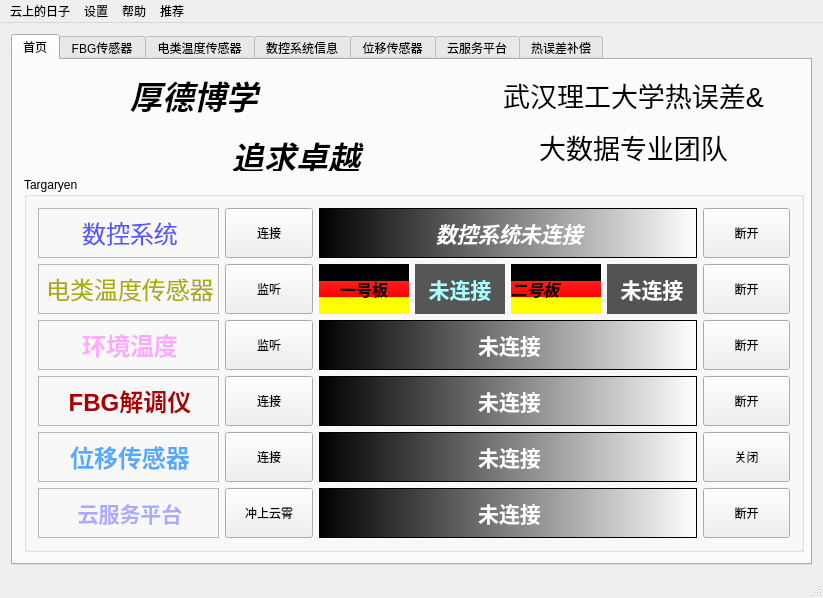
The window that mainwindow.ui (AegonTangeryen/CPSforYou) describes before a commit, drawn with Qt 5.
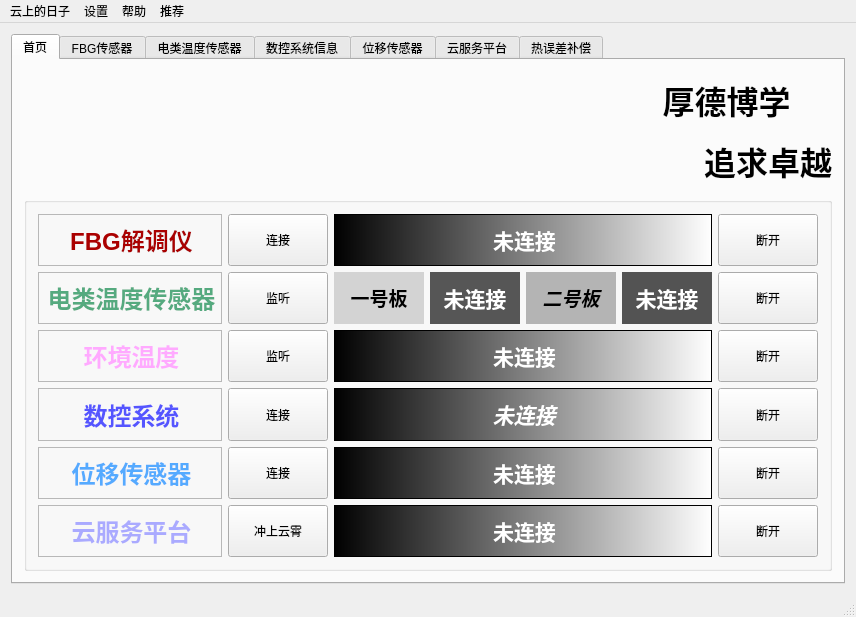
The same window after the commit. The open tabs and pages were chosen to show the change. Icons and pictures are not drawn. Custom widgets are drawn as their Qt base class.

Patch:
```diff
--- a/mainwindow.ui
+++ b/mainwindow.ui
@@ -6,8 +6,8 @@
    <rect>
     <x>0</x>
     <y>0</y>
-    <width>823</width>
-    <height>598</height>
+    <width>856</width>
+    <height>617</height>
    </rect>
   </property>
   <property name="minimumSize">
@@ -19,6 +19,10 @@
   <property name="windowTitle">
    <string>MainWindow</string>
   </property>
+  <property name="styleSheet">
+   <string notr="true">font: 75 12pt &quot;微软雅黑&quot;;
+</string>
+  </property>
   <widget class="QWidget" name="centralWidget">
    <layout class="QVBoxLayout" name="verticalLayout">
     <item>
@@ -46,17 +50,17 @@
         <item>
          <layout class="QHBoxLayout" name="horizontalLayout_3">
           <item>
-           <widget class="QLabel" name="whutlogo">
+           <widget class="QLabel" name="label_3">
             <property name="minimumSize">
              <size>
-              <width>90</width>
-              <height>90</height>
+              <width>591</width>
+              <height>81</height>
              </size>
             </property>
             <property name="maximumSize">
              <size>
-              <width>100</width>
-              <height>100</height>
+              <width>600</width>
+              <height>120</height>
              </size>
             </property>
             <property name="text">
@@ -77,43 +81,21 @@
            <widget class="QLabel" name="label_10">
             <property name="minimumSize">
              <size>
-              <width>271</width>
+              <width>200</width>
               <height>81</height>
              </size>
             </property>
             <property name="maximumSize">
              <size>
               <width>16777215</width>
-              <height>100</height>
+              <height>120</height>
              </size>
             </property>
             <property name="styleSheet">
              <string notr="true">font: 9pt &quot;楷体&quot;;</string>
             </property>
             <property name="text">
-             <string>&lt;html&gt;&lt;head/&gt;&lt;body&gt;&lt;p&gt;&lt;span style=&quot; font-size:24pt; font-weight:600; font-style:italic; color:#000000;&quot;&gt;厚德博学&lt;/span&gt;&lt;/p&gt;&lt;p align=&quot;center&quot;&gt;&lt;span style=&quot; font-size:24pt; font-weight:600; font-style:italic; color:#000000;&quot;&gt;追求卓越&lt;/span&gt;&lt;/p&gt;&lt;/body&gt;&lt;/html&gt;</string>
-            </property>
-           </widget>
-          </item>
-          <item>
-           <widget class="QLabel" name="label_3">
-            <property name="minimumSize">
-             <size>
-              <width>331</width>
-              <height>81</height>
-             </size>
-            </property>
-            <property name="maximumSize">
-             <size>
-              <width>16777215</width>
-              <height>100</height>
-             </size>
-            </property>
-            <property name="styleSheet">
-             <string notr="true">font: 9pt &quot;微软雅黑&quot;;</string>
-            </property>
-            <property name="text">
-             <string>&lt;html&gt;&lt;head/&gt;&lt;body&gt;&lt;p align=&quot;center&quot;&gt;&lt;span style=&quot; font-size:20pt;&quot;&gt;武汉理工大学热误差&amp;amp;&lt;/span&gt;&lt;/p&gt;&lt;p align=&quot;center&quot;&gt;&lt;span style=&quot; font-size:20pt;&quot;&gt;大数据专业团队&lt;/span&gt;&lt;/p&gt;&lt;/body&gt;&lt;/html&gt;</string>
+             <string>&lt;html&gt;&lt;head/&gt;&lt;body&gt;&lt;p align=&quot;center&quot;&gt;&lt;span style=&quot; font-size:24pt; font-weight:600; color:#000000;&quot;&gt;厚德博学&lt;/span&gt;&lt;/p&gt;&lt;p align=&quot;right&quot;&gt;&lt;span style=&quot; font-size:24pt; font-weight:600; color:#000000;&quot;&gt;追求卓越&lt;/span&gt;&lt;/p&gt;&lt;/body&gt;&lt;/html&gt;</string>
             </property>
            </widget>
           </item>
@@ -131,31 +113,36 @@
            <string notr="true"/>
           </property>
           <property name="title">
-           <string>Targaryen</string>
+           <string/>
           </property>
           <layout class="QHBoxLayout" name="horizontalLayout_2">
            <item>
-            <layout class="QVBoxLayout" name="verticalLayout_3">
+            <layout class="QVBoxLayout" name="verticalLayout_2">
              <item>
-              <widget class="QLabel" name="label_11">
+              <widget class="QLabel" name="label_15">
                <property name="minimumSize">
                 <size>
                  <width>181</width>
                  <height>50</height>
                 </size>
                </property>
-               <property name="styleSheet">
-                <string notr="true">border-color: qconicalgradient(cx:0, cy:0, angle:135, stop:0 rgba(255, 255, 0, 69), stop:0.375 rgba(255, 255, 0, 69), stop:0.423533 rgba(251, 255, 0, 145), stop:0.45 rgba(247, 255, 0, 208), stop:0.477581 rgba(255, 244, 71, 130), stop:0.518717 rgba(255, 218, 71, 130), stop:0.55 rgba(255, 255, 0, 255), stop:0.57754 rgba(255, 203, 0, 130), stop:0.625 rgba(255, 255, 0, 69), stop:1 rgba(255, 255, 0, 69));
-background-image: url(:/pure2.jpg);</string>
+               <property name="autoFillBackground">
+                <bool>false</bool>
                </property>
                <property name="frameShape">
                 <enum>QFrame::StyledPanel</enum>
                </property>
                <property name="text">
-                <string>&lt;html&gt;&lt;head/&gt;&lt;body&gt;&lt;p align=&quot;center&quot;&gt;&lt;span style=&quot; font-size:18pt; color:#5555ff;&quot;&gt;数控系统&lt;/span&gt;&lt;/p&gt;&lt;/body&gt;&lt;/html&gt;</string>
+                <string>&lt;html&gt;&lt;head/&gt;&lt;body&gt;&lt;p align=&quot;center&quot;&gt;&lt;span style=&quot; font-size:18pt; font-weight:600; color:#aa0000;&quot;&gt;FBG解调仪&lt;/span&gt;&lt;/p&gt;&lt;/body&gt;&lt;/html&gt;</string>
                </property>
-               <property name="margin">
-                <number>2</number>
+               <property name="scaledContents">
+                <bool>false</bool>
+               </property>
+               <property name="wordWrap">
+                <bool>false</bool>
+               </property>
+               <property name="openExternalLinks">
+                <bool>false</bool>
                </property>
               </widget>
              </item>
@@ -174,7 +161,7 @@
                 <enum>QFrame::StyledPanel</enum>
                </property>
                <property name="text">
-                <string>&lt;html&gt;&lt;head/&gt;&lt;body&gt;&lt;p align=&quot;center&quot;&gt;&lt;span style=&quot; font-size:18pt; color:#aaaa00;&quot;&gt;电类温度传感器&lt;/span&gt;&lt;/p&gt;&lt;/body&gt;&lt;/html&gt;</string>
+                <string>&lt;html&gt;&lt;head/&gt;&lt;body&gt;&lt;p align=&quot;center&quot;&gt;&lt;span style=&quot; font-size:18pt; font-weight:600; color:#55aa7f;&quot;&gt;电类温度传感器&lt;/span&gt;&lt;/p&gt;&lt;/body&gt;&lt;/html&gt;</string>
                </property>
               </widget>
              </item>
@@ -195,18 +182,25 @@
               </widget>
              </item>
              <item>
-              <widget class="QLabel" name="label_15">
+              <widget class="QLabel" name="label_11">
                <property name="minimumSize">
                 <size>
                  <width>181</width>
                  <height>50</height>
                 </size>
                </property>
+               <property name="styleSheet">
+                <string notr="true">border-color: qconicalgradient(cx:0, cy:0, angle:135, stop:0 rgba(255, 255, 0, 69), stop:0.375 rgba(255, 255, 0, 69), stop:0.423533 rgba(251, 255, 0, 145), stop:0.45 rgba(247, 255, 0, 208), stop:0.477581 rgba(255, 244, 71, 130), stop:0.518717 rgba(255, 218, 71, 130), stop:0.55 rgba(255, 255, 0, 255), stop:0.57754 rgba(255, 203, 0, 130), stop:0.625 rgba(255, 255, 0, 69), stop:1 rgba(255, 255, 0, 69));
+background-image: url(:/pure2.jpg);</string>
+               </property>
                <property name="frameShape">
                 <enum>QFrame::StyledPanel</enum>
                </property>
                <property name="text">
-                <string>&lt;html&gt;&lt;head/&gt;&lt;body&gt;&lt;p align=&quot;center&quot;&gt;&lt;span style=&quot; font-size:18pt; font-weight:600; color:#aa0000;&quot;&gt;FBG解调仪&lt;/span&gt;&lt;/p&gt;&lt;/body&gt;&lt;/html&gt;</string>
+                <string>&lt;html&gt;&lt;head/&gt;&lt;body&gt;&lt;p align=&quot;center&quot;&gt;&lt;span style=&quot; font-size:18pt; font-weight:600; color:#5555ff;&quot;&gt;数控系统&lt;/span&gt;&lt;/p&gt;&lt;/body&gt;&lt;/html&gt;</string>
+               </property>
+               <property name="margin">
+                <number>2</number>
                </property>
               </widget>
              </item>
@@ -238,16 +232,16 @@
                 <enum>QFrame::StyledPanel</enum>
                </property>
                <property name="text">
-                <string>&lt;html&gt;&lt;head/&gt;&lt;body&gt;&lt;p align=&quot;center&quot;&gt;&lt;span style=&quot; font-size:16pt; font-weight:600; color:#aaaaff;&quot;&gt;云服务平台&lt;/span&gt;&lt;/p&gt;&lt;/body&gt;&lt;/html&gt;</string>
+                <string>&lt;html&gt;&lt;head/&gt;&lt;body&gt;&lt;p align=&quot;center&quot;&gt;&lt;span style=&quot; font-size:18pt; font-weight:600; color:#aaaaff;&quot;&gt;云服务平台&lt;/span&gt;&lt;/p&gt;&lt;/body&gt;&lt;/html&gt;</string>
                </property>
               </widget>
              </item>
             </layout>
            </item>
            <item>
-            <layout class="QVBoxLayout" name="verticalLayout_2">
+            <layout class="QVBoxLayout" name="verticalLayout_3">
              <item>
-              <widget class="QPushButton" name="cnclink_pushButton">
+              <widget class="QPushButton" name="FBGlink_pushButton">
                <property name="minimumSize">
                 <size>
                  <width>75</width>
@@ -256,8 +250,8 @@
                </property>
                <property name="maximumSize">
                 <size>
-                 <width>9999</width>
-                 <height>16777215</height>
+                 <width>100</width>
+                 <height>60</height>
                 </size>
                </property>
                <property name="styleSheet">
@@ -266,9 +260,6 @@
                <property name="text">
                 <string>连接</string>
                </property>
-               <property name="flat">
-                <bool>false</bool>
-               </property>
               </widget>
              </item>
              <item>
@@ -279,6 +270,12 @@
                  <height>50</height>
                 </size>
                </property>
+               <property name="maximumSize">
+                <size>
+                 <width>100</width>
+                 <height>60</height>
+                </size>
+               </property>
                <property name="styleSheet">
                 <string notr="true">font: 75 18pt &quot;微软雅黑&quot;;</string>
                </property>
@@ -295,6 +292,12 @@
                  <height>50</height>
                 </size>
                </property>
+               <property name="maximumSize">
+                <size>
+                 <width>100</width>
+                 <height>60</height>
+                </size>
+               </property>
                <property name="styleSheet">
                 <string notr="true">font: 18pt &quot;华文楷体&quot;;</string>
                </property>
@@ -304,19 +307,28 @@
               </widget>
              </item>
              <item>
-              <widget class="QPushButton" name="FBGlink_pushButton">
+              <widget class="QPushButton" name="cnclink_pushButton">
                <property name="minimumSize">
                 <size>
                  <width>75</width>
                  <height>50</height>
                 </size>
                </property>
+               <property name="maximumSize">
+                <size>
+                 <width>100</width>
+                 <height>60</height>
+                </size>
+               </property>
                <property name="styleSheet">
                 <string notr="true">font: 18pt &quot;楷体&quot;;</string>
                </property>
                <property name="text">
                 <string>连接</string>
                </property>
+               <property name="flat">
+                <bool>false</bool>
+               </property>
               </widget>
              </item>
              <item>
@@ -327,6 +339,12 @@
                  <height>50</height>
                 </size>
                </property>
+               <property name="maximumSize">
+                <size>
+                 <width>100</width>
+                 <height>60</height>
+                </size>
+               </property>
                <property name="styleSheet">
                 <string notr="true">font: 18pt &quot;华文彩云&quot;;</string>
                </property>
@@ -343,6 +361,12 @@
                  <height>50</height>
                 </size>
                </property>
+               <property name="maximumSize">
+                <size>
+                 <width>100</width>
+                 <height>60</height>
+                </size>
+               </property>
                <property name="styleSheet">
                 <string notr="true">font: 18pt &quot;华文细黑&quot;;</string>
                </property>
@@ -356,11 +380,11 @@
            <item>
             <layout class="QVBoxLayout" name="verticalLayout_4">
              <item>
-              <widget class="QLabel" name="hnclink_label">
+              <widget class="QLabel" name="fbglinklabel">
                <property name="minimumSize">
                 <size>
                  <width>360</width>
-                 <height>40</height>
+                 <height>50</height>
                 </size>
                </property>
                <property name="styleSheet">
@@ -369,8 +393,11 @@
                <property name="frameShape">
                 <enum>QFrame::StyledPanel</enum>
                </property>
+               <property name="frameShadow">
+                <enum>QFrame::Sunken</enum>
+               </property>
                <property name="text">
-                <string>&lt;html&gt;&lt;head/&gt;&lt;body&gt;&lt;p align=&quot;center&quot;&gt;&lt;span style=&quot; font-size:16pt; font-weight:600; font-style:italic; color:#ffffff;&quot;&gt;数控系统未连接&lt;/span&gt;&lt;/p&gt;&lt;/body&gt;&lt;/html&gt;</string>
+                <string>&lt;html&gt;&lt;head/&gt;&lt;body&gt;&lt;p align=&quot;center&quot;&gt;&lt;span style=&quot; font-size:16pt; font-weight:600; color:#ffffff;&quot;&gt;未连接&lt;/span&gt;&lt;/p&gt;&lt;/body&gt;&lt;/html&gt;</string>
                </property>
               </widget>
              </item>
@@ -385,10 +412,10 @@
                   </size>
                  </property>
                  <property name="styleSheet">
-                  <string notr="true">background-color: qlineargradient(spread:pad, x1:0, y1:0, x2:0, y2:1, stop:0 rgba(0, 0, 0, 255), stop:0.33 rgba(0, 0, 0, 255), stop:0.34 rgba(255, 30, 30, 255), stop:0.66 rgba(255, 0, 0, 255), stop:0.67 rgba(255, 255, 0, 255), stop:1 rgba(255, 255, 0, 255));</string>
+                  <string notr="true">background-color: rgb(211, 211, 211);</string>
                  </property>
                  <property name="text">
-                  <string>&lt;html&gt;&lt;head/&gt;&lt;body&gt;&lt;p align=&quot;center&quot;&gt;&lt;span style=&quot; font-size:12pt; font-weight:600;&quot;&gt;一号板&lt;/span&gt;&lt;/p&gt;&lt;/body&gt;&lt;/html&gt;</string>
+                  <string>&lt;html&gt;&lt;head/&gt;&lt;body&gt;&lt;p align=&quot;center&quot;&gt;&lt;span style=&quot; font-size:14pt; font-weight:600;&quot;&gt;一号板&lt;/span&gt;&lt;/p&gt;&lt;/body&gt;&lt;/html&gt;</string>
                  </property>
                 </widget>
                </item>
@@ -404,7 +431,7 @@
                   <string notr="true">background-color: rgb(86, 86, 86);</string>
                  </property>
                  <property name="text">
-                  <string>&lt;html&gt;&lt;head/&gt;&lt;body&gt;&lt;p align=&quot;center&quot;&gt;&lt;span style=&quot; font-size:16pt; font-weight:600; color:#aaffff;&quot;&gt;未连接&lt;/span&gt;&lt;/p&gt;&lt;/body&gt;&lt;/html&gt;</string>
+                  <string>&lt;html&gt;&lt;head/&gt;&lt;body&gt;&lt;p align=&quot;center&quot;&gt;&lt;span style=&quot; font-size:16pt; font-weight:600; color:#ffffff;&quot;&gt;未连接&lt;/span&gt;&lt;/p&gt;&lt;/body&gt;&lt;/html&gt;</string>
                  </property>
                 </widget>
                </item>
@@ -417,10 +444,10 @@
                   </size>
                  </property>
                  <property name="styleSheet">
-                  <string notr="true">background-color: qlineargradient(spread:pad, x1:0, y1:0, x2:0, y2:1, stop:0 rgba(0, 0, 0, 255), stop:0.33 rgba(0, 0, 0, 255), stop:0.34 rgba(255, 30, 30, 255), stop:0.66 rgba(255, 0, 0, 255), stop:0.67 rgba(255, 255, 0, 255), stop:1 rgba(255, 255, 0, 255));</string>
+                  <string notr="true">background-color: rgb(180, 180, 180);</string>
                  </property>
                  <property name="text">
-                  <string>&lt;html&gt;&lt;head/&gt;&lt;body&gt;&lt;p&gt;&lt;span style=&quot; font-size:12pt; font-weight:600; font-style:italic;&quot;&gt;二号板&lt;/span&gt;&lt;/p&gt;&lt;/body&gt;&lt;/html&gt;</string>
+                  <string>&lt;html&gt;&lt;head/&gt;&lt;body&gt;&lt;p align=&quot;center&quot;&gt;&lt;span style=&quot; font-size:14pt; font-weight:600; font-style:italic;&quot;&gt;二号板&lt;/span&gt;&lt;/p&gt;&lt;/body&gt;&lt;/html&gt;</string>
                  </property>
                 </widget>
                </item>
@@ -468,11 +495,11 @@
               </widget>
              </item>
              <item>
-              <widget class="QLabel" name="fbglinklabel">
+              <widget class="QLabel" name="hnclink_label">
                <property name="minimumSize">
                 <size>
                  <width>360</width>
-                 <height>50</height>
+                 <height>40</height>
                 </size>
                </property>
                <property name="styleSheet">
@@ -481,11 +508,8 @@
                <property name="frameShape">
                 <enum>QFrame::StyledPanel</enum>
                </property>
-               <property name="frameShadow">
-                <enum>QFrame::Sunken</enum>
-               </property>
                <property name="text">
-                <string>&lt;html&gt;&lt;head/&gt;&lt;body&gt;&lt;p align=&quot;center&quot;&gt;&lt;span style=&quot; font-size:16pt; font-weight:600; color:#ffffff;&quot;&gt;未连接&lt;/span&gt;&lt;/p&gt;&lt;/body&gt;&lt;/html&gt;</string>
+                <string>&lt;html&gt;&lt;head/&gt;&lt;body&gt;&lt;p align=&quot;center&quot;&gt;&lt;span style=&quot; font-size:16pt; font-weight:600; font-style:italic; color:#ffffff;&quot;&gt;未连接&lt;/span&gt;&lt;/p&gt;&lt;/body&gt;&lt;/html&gt;</string>
                </property>
               </widget>
              </item>
@@ -532,7 +556,7 @@
            <item>
             <layout class="QVBoxLayout" name="verticalLayout_5">
              <item>
-              <widget class="QPushButton" name="cncdislink_pushButton">
+              <widget class="QPushButton" name="FBGclose_pushButton">
                <property name="minimumSize">
                 <size>
                  <width>75</width>
@@ -541,12 +565,12 @@
                </property>
                <property name="maximumSize">
                 <size>
-                 <width>99999</width>
-                 <height>16777215</height>
+                 <width>100</width>
+                 <height>60</height>
                 </size>
                </property>
                <property name="styleSheet">
-                <string notr="true">font: 75 20pt &quot;微软雅黑&quot;;</string>
+                <string notr="true">font: 75 18pt &quot;微软雅黑&quot;;</string>
                </property>
                <property name="text">
                 <string>断开</string>
@@ -561,6 +585,12 @@
                  <height>50</height>
                 </size>
                </property>
+               <property name="maximumSize">
+                <size>
+                 <width>100</width>
+                 <height>60</height>
+                </size>
+               </property>
                <property name="styleSheet">
                 <string notr="true">font: 18pt &quot;04b_21&quot;;</string>
                </property>
@@ -577,6 +607,12 @@
                  <height>50</height>
                 </size>
                </property>
+               <property name="maximumSize">
+                <size>
+                 <width>100</width>
+                 <height>60</height>
+                </size>
+               </property>
                <property name="styleSheet">
                 <string notr="true">font: 75 18pt &quot;微软雅黑&quot;;</string>
                </property>
@@ -586,13 +622,19 @@
               </widget>
              </item>
              <item>
-              <widget class="QPushButton" name="FBGclose_pushButton">
+              <widget class="QPushButton" name="cncdislink_pushButton">
                <property name="minimumSize">
                 <size>
                  <width>75</width>
                  <height>50</height>
                 </size>
                </property>
+               <property name="maximumSize">
+                <size>
+                 <width>100</width>
+                 <height>60</height>
+                </size>
+               </property>
                <property name="styleSheet">
                 <string notr="true">font: 75 18pt &quot;微软雅黑&quot;;</string>
                </property>
@@ -609,11 +651,17 @@
                  <height>50</height>
                 </size>
                </property>
+               <property name="maximumSize">
+                <size>
+                 <width>100</width>
+                 <height>60</height>
+                </size>
+               </property>
                <property name="styleSheet">
                 <string notr="true">font: 75 18pt &quot;微软雅黑&quot;;</string>
                </property>
                <property name="text">
-                <string>关闭</string>
+                <string>断开</string>
                </property>
               </widget>
              </item>
@@ -625,6 +673,12 @@
                  <height>50</height>
                 </size>
                </property>
+               <property name="maximumSize">
+                <size>
+                 <width>100</width>
+                 <height>60</height>
+                </size>
+               </property>
                <property name="styleSheet">
                 <string notr="true">font: 75 18pt &quot;微软雅黑&quot;;</string>
                </property>
@@ -1258,8 +1312,8 @@
     <rect>
      <x>0</x>
      <y>0</y>
-     <width>823</width>
-     <height>23</height>
+     <width>856</width>
+     <height>27</height>
     </rect>
    </property>
    <widget class="QMenu" name="menu">
```
Left out of the diff: 80 changed lines with no effect on the pictures.
